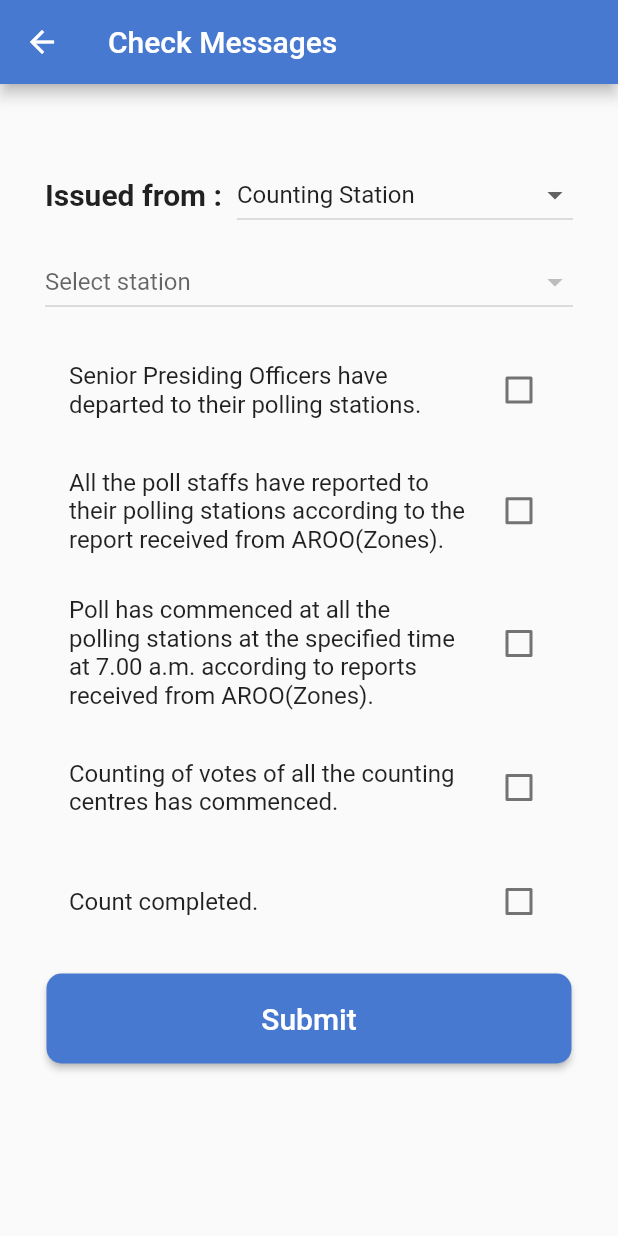
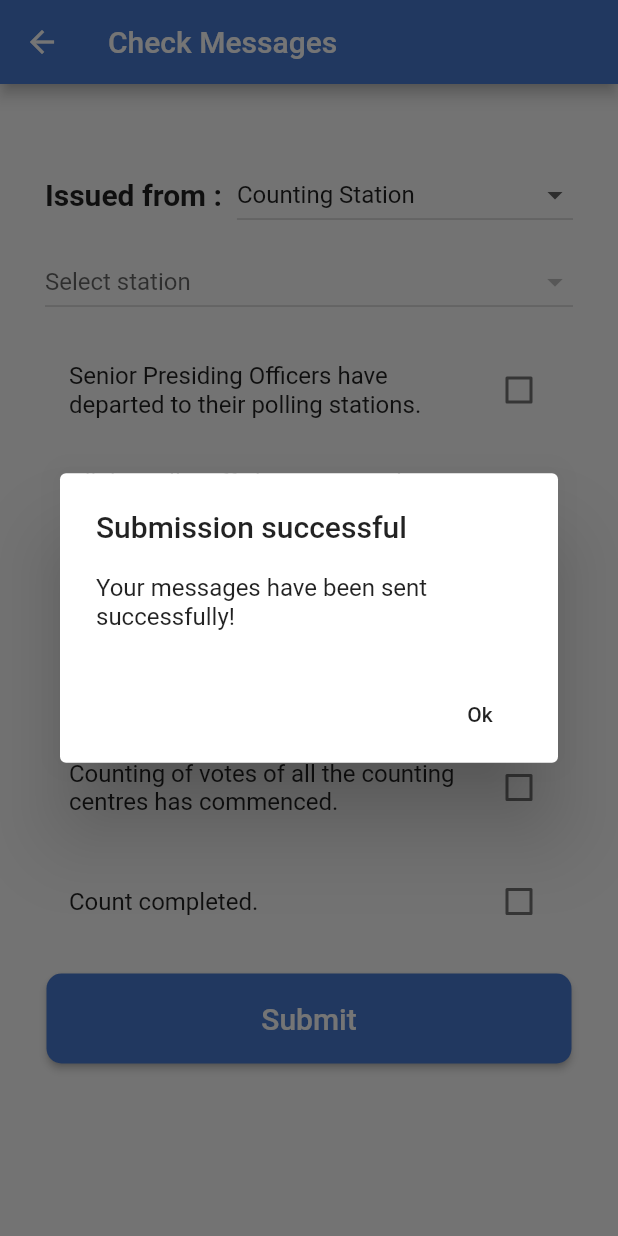
Before and after one commit to ECLK/MAFT, a Flutter app: the CheckMessages screen opened by its route, after a tap on "Submit", on a phone screen of 412 x 824 dp. Run offline on Flutter 3.47's test engine with Material 2 defaults, Android fonts, the phone set to English and light mode, and no system bars; our stand-ins replace flutter_redux, image_picker, redux.

Commit message:
Alert message added for messages submit.

```diff
--- a/lib/screens/check_messages.dart
+++ b/lib/screens/check_messages.dart
@@ -4,6 +4,31 @@ import 'package:tabulation/store/app/app_state.dart';
 import 'package:tabulation/store/models/office_request.dart';
 import 'package:tabulation/view_models/issuing_viewmodel.dart';
 import 'package:tabulation/util/strings.dart';
+
+Future<void> showAlert(BuildContext context) {
+  return showDialog<void>(
+      context: context,
+      builder: (BuildContext context) {
+        return AlertDialog(
+          title: Text('Submission successful'),
+          content: SingleChildScrollView(
+            child: ListBody(
+              children: <Widget>[
+                Text('Your messages have been sent successfully!'),
+              ],
+            ),
+          ),
+          actions: <Widget>[
+            FlatButton(
+                child: Text('Ok'),
+                onPressed: () {
+                  Navigator.of(context).pop();
+                }),
+          ],
+        );
+      });
+}
+
 
 class CheckMessages extends StatefulWidget {
   @override
@@ -13,6 +38,7 @@ class CheckMessages extends StatefulWidget {
 class CheckMessagesState extends State<CheckMessages> {
   List<bool> checks = [false, false, false, false, false];
   List<int> timeStamps = new List(5);
+
   @override
   Widget build(BuildContext context) {
     return StoreConnector<AppState, IssuingViewModel>(
@@ -171,9 +197,8 @@ class CheckMessagesState extends State<CheckMessages> {
                                 child: Text('Submit',
                                     style: TextStyle(fontSize: 20)),
                                 onPressed: () {
-
-                              },
-                            )))
+                                  showAlert(context);
+                                }))),
                   ],
                 ),
               ));
--- a/pubspec.yaml
+++ b/pubspec.yaml
@@ -14,7 +14,7 @@ description: A new Flutter project.
 version: 1.0.0+1
 
 environment:
-  sdk: ">=2.1.0 <3.0.0"
+  sdk: ">=2.2.2 <3.0.0"
 
 dependencies:
   http: ^0.12.0
```
Lines whose indentation alone changed are shown as unchanged.
